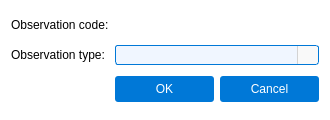
This is pastrocore/gui_pyside/dialog_add_observation.ui in Torward1024/pAstroCORE as Qt 5 draws it before an edit. The edited form follows.
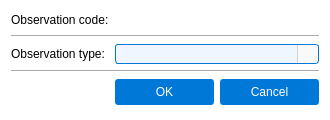
This is the edited form. Icons and pictures are not drawn.

```diff
--- a/pastrocore/gui_pyside/dialog_add_observation.ui
+++ b/pastrocore/gui_pyside/dialog_add_observation.ui
@@ -45,33 +45,7 @@
    <bool>true</bool>
   </property>
   <layout class="QGridLayout" name="gridLayout">
-   <item row="1" column="0">
-    <widget class="QLabel" name="label">
-     <property name="font">
-      <font>
-       <family>Arial</family>
-       <pointsize>9</pointsize>
-      </font>
-     </property>
-     <property name="text">
-      <string>Observation type:</string>
-     </property>
-    </widget>
-   </item>
-   <item row="0" column="0">
-    <widget class="QLabel" name="lbl_obs_code">
-     <property name="font">
-      <font>
-       <family>Arial</family>
-       <pointsize>9</pointsize>
-      </font>
-     </property>
-     <property name="text">
-      <string>Observation code:</string>
-     </property>
-    </widget>
-   </item>
-   <item row="1" column="1" colspan="2">
+   <item row="2" column="1" colspan="2">
     <widget class="QComboBox" name="combo_obs_type">
      <property name="enabled">
       <bool>true</bool>
@@ -182,7 +156,7 @@
      </property>
     </widget>
    </item>
-   <item row="2" column="1">
+   <item row="4" column="1">
     <widget class="QPushButton" name="okButton">
      <property name="styleSheet">
       <string notr="true">QPushButton {
@@ -209,6 +183,19 @@
      </property>
     </widget>
    </item>
+   <item row="2" column="0">
+    <widget class="QLabel" name="label">
+     <property name="font">
+      <font>
+       <family>Arial</family>
+       <pointsize>9</pointsize>
+      </font>
+     </property>
+     <property name="text">
+      <string>Observation type:</string>
+     </property>
+    </widget>
+   </item>
    <item row="0" column="1" colspan="2">
     <widget class="QLineEdit" name="obs_code">
      <property name="font">
@@ -243,7 +230,20 @@
      </property>
     </widget>
    </item>
-   <item row="2" column="2">
+   <item row="0" column="0">
+    <widget class="QLabel" name="lbl_obs_code">
+     <property name="font">
+      <font>
+       <family>Arial</family>
+       <pointsize>9</pointsize>
+      </font>
+     </property>
+     <property name="text">
+      <string>Observation code:</string>
+     </property>
+    </widget>
+   </item>
+   <item row="4" column="2">
     <widget class="QPushButton" name="closeButton">
      <property name="styleSheet">
       <string notr="true">QPushButton {
@@ -273,6 +273,20 @@
      </property>
     </widget>
    </item>
+   <item row="1" column="0" colspan="3">
+    <widget class="Line" name="line">
+     <property name="orientation">
+      <enum>Qt::Orientation::Horizontal</enum>
+     </property>
+    </widget>
+   </item>
+   <item row="3" column="0" colspan="3">
+    <widget class="Line" name="line_2">
+     <property name="orientation">
+      <enum>Qt::Orientation::Horizontal</enum>
+     </property>
+    </widget>
+   </item>
   </layout>
  </widget>
  <resources>
```
